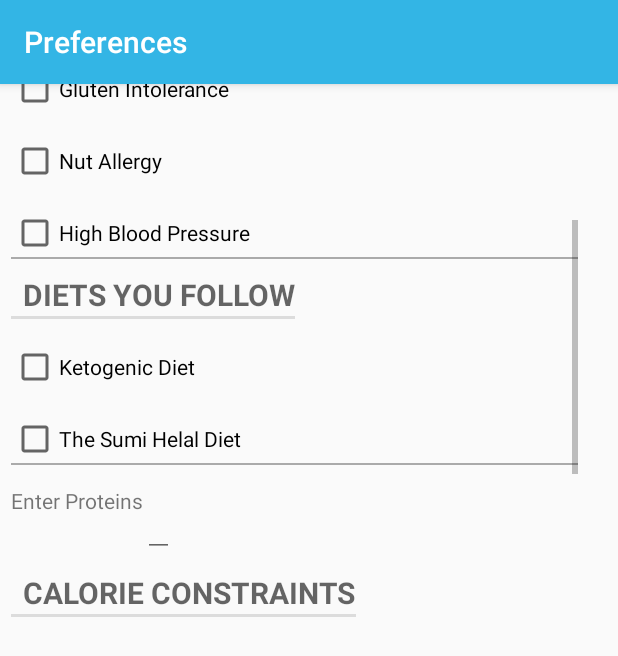
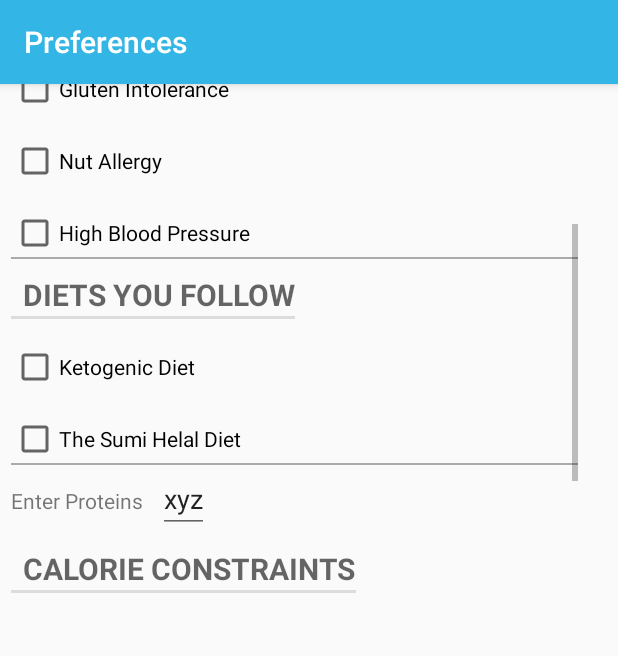
Before and after one commit to yashojhamvar/EatRight, an Android app: the FoodPreferences screen opened directly, with no data from a screen before it, scrolled down 756 dp, on a phone screen of 412 x 824 dp. Shown: the top 656 px of the screen. Run offline under Robolectric (Android 15) with nearby library versions, the phone set to English and light mode, and no system bars; 1 statement that could not run was skipped.

Commit message:
DB changes

```diff
--- a/app/src/main/res/layout/content_preferences.xml
+++ b/app/src/main/res/layout/content_preferences.xml
@@ -295,7 +295,8 @@
                     android:id="@+id/constraint_Protein"
                     android:layout_width="wrap_content"
                     android:layout_height="wrap_content"
-                    android:layout_marginTop="16dp" />
+                    android:layout_marginLeft="10dp"
+                    android:text="xyz"/>
             </LinearLayout>
 
             <TextView
```
Also changed, not shown: app/src/main/java/com/eatright/eatright/MainActivity.java (+16 -0 lines), 4 other files.
